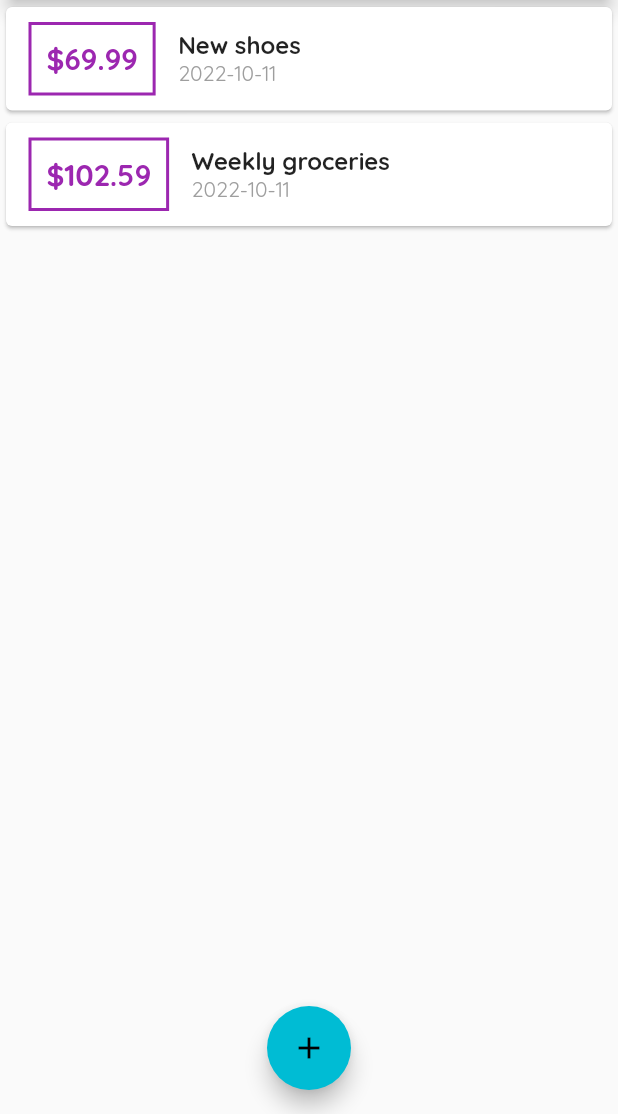
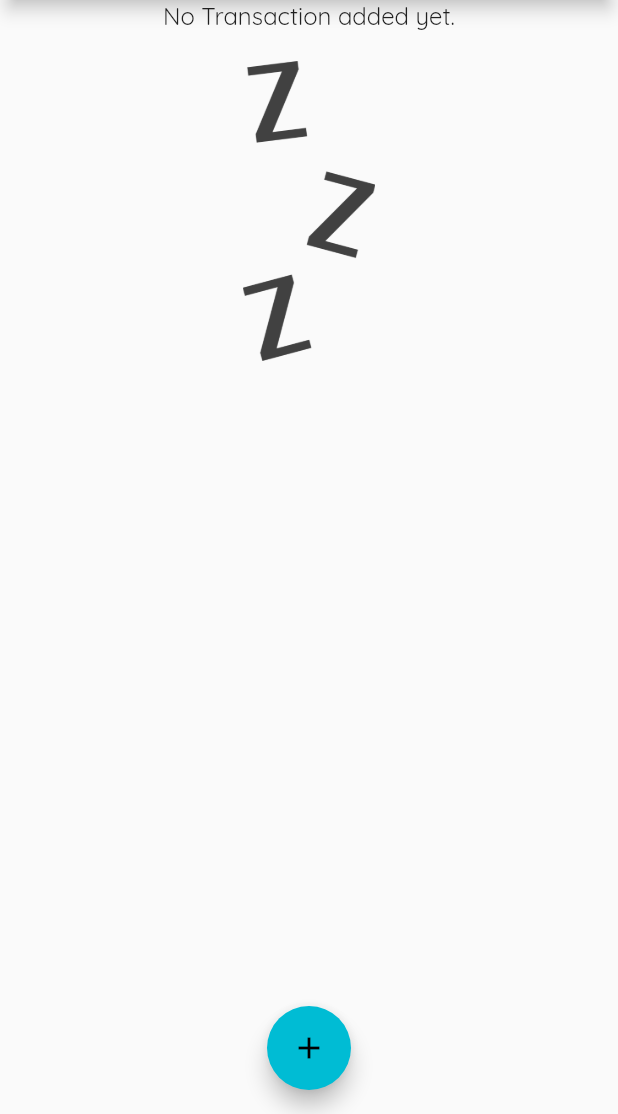
Before and after one commit to ash54xiang/personal_expenses_app, a Flutter app: the screen it shows after launch, on a phone screen of 412 x 824 dp, the part 122-1236 px from its top. Run offline on Flutter 3.47's test engine with Material 2 defaults, Android fonts, the phone set to English and light mode, and no system bars; Roboto replaces fonts that are missing (Open Sans).

Commit message:
Add image for empty txn list

```diff
--- a/lib/main.dart
+++ b/lib/main.dart
@@ -37,18 +37,18 @@ class _MyHomePageState extends State<MyHomePage> {
   // String expenseInput;
 
   final List<Transaction> _userTransactions = [
-    Transaction(
-      id: 't1',
-      title: 'New shoes',
-      amount: 69.99,
-      date: DateTime.now(),
-    ),
-    Transaction(
-      id: 't2',
-      title: 'Weekly groceries',
-      amount: 102.59,
-      date: DateTime.now(),
-    ),
+    // Transaction(
+    //   id: 't1',
+    //   title: 'New shoes',
+    //   amount: 69.99,
+    //   date: DateTime.now(),
+    // ),
+    // Transaction(
+    //   id: 't2',
+    //   title: 'Weekly groceries',
+    //   amount: 102.59,
+    //   date: DateTime.now(),
+    // ),
   ];
 
   void _addNewTransaction(String txTitle, double txAmount) {
--- a/lib/widgets/transaction_list.dart
+++ b/lib/widgets/transaction_list.dart
@@ -12,7 +12,26 @@ class TransactionList extends StatelessWidget {
   Widget build(BuildContext context) {
     return Container(
       height: 600,
-      child: ListView.builder(
+      child: transactions.isEmpty
+          ? Column(
+              children: <Widget>[
+                Text(
+                  'No Transaction added yet.',
+                  style: Theme.of(context).textTheme.titleMedium,
+                ),
+                SizedBox(
+                  height: 20,
+                ),
+                Container(
+                  height: 200,
+                  child: Image.asset(
+                    'assets/images/waiting.png',
+                    fit: BoxFit.cover,
+                  ),
+                ),
+              ],
+            )
+          : ListView.builder(
               itemBuilder: (ctx, index) {
                 return Card(
                   child: Row(
@@ -50,7 +69,8 @@ class TransactionList extends StatelessWidget {
                             ),
                           ),
                           Text(
-                      DateFormat('yyyy-MM-dd').format(transactions[index].date),
+                            DateFormat('yyyy-MM-dd')
+                                .format(transactions[index].date),
                             style: TextStyle(
                               color: Colors.grey,
                             ),
--- a/pubspec.yaml
+++ b/pubspec.yaml
@@ -46,8 +46,8 @@ flutter:
   uses-material-design: true
 
   # To add assets to your application, add an assets section, like this:
-  # assets:
-  #   - images/a_dot_burr.jpeg
+  assets:
+    - assets/images/waiting.png
   #   - images/a_dot_ham.jpeg
 
   # An image asset can refer to one or more resolution-specific "variants", see
```
Also changed, not shown: assets/images/waiting.png (added). Lines whose indentation alone changed are shown as unchanged.
